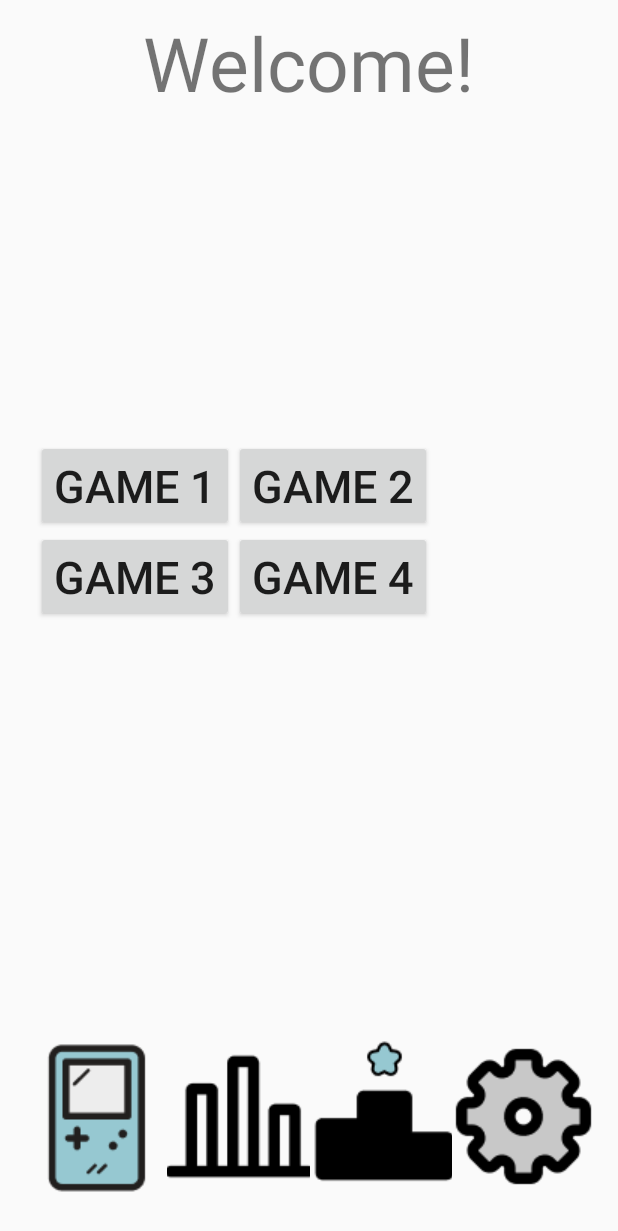
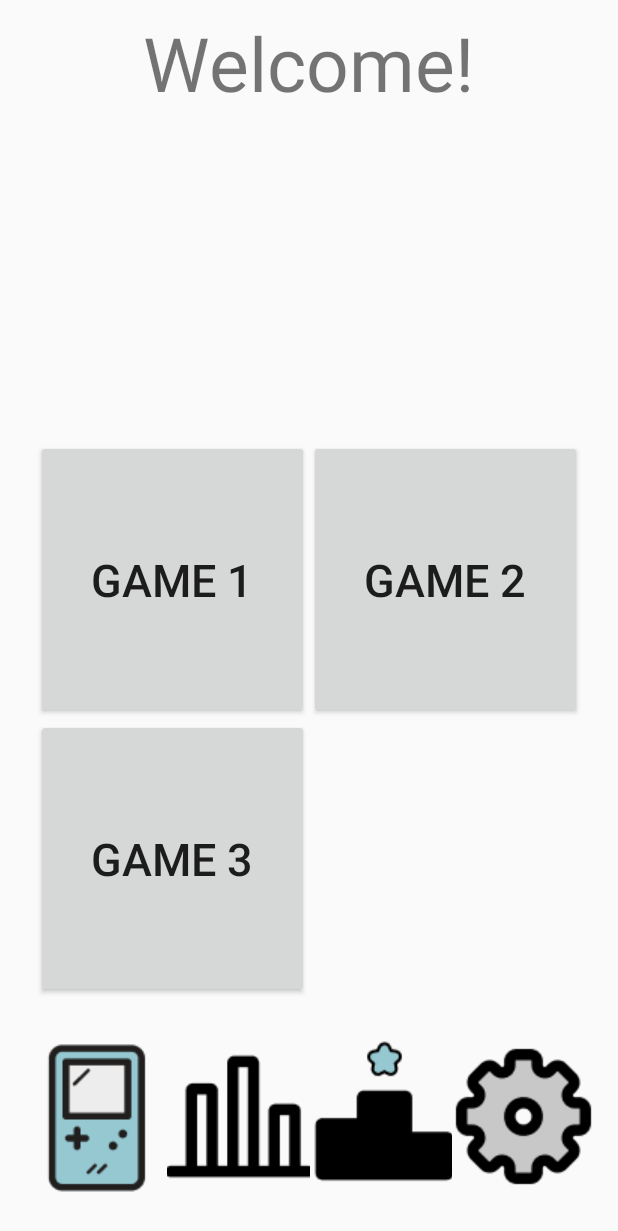
Before and after one commit to mMelnic/RetroByte-Blitz, an Android app built with Jetpack Compose: the fragment MiddleGamesFragment placed in its activity, on a phone screen of 412 x 824 dp. Shown: the top 1231 px of the screen. Run offline under Robolectric (Android 15) with nearby library versions, the phone set to English and light mode, and no system bars.

Commit message:
Modified the number of games in a category

```diff
--- a/app/src/main/java/hu/bme/aut/fvf13l/retrobyteblitz/fragments/menus/MiddleGamesFragment.kt
+++ b/app/src/main/java/hu/bme/aut/fvf13l/retrobyteblitz/fragments/menus/MiddleGamesFragment.kt
@@ -15,11 +15,11 @@ class MiddleGamesFragment : Fragment() {
     private val binding get() = _binding!!
 
     private val categoryGames = mapOf(
-        "Daily Exercises" to listOf("Game 1A", "Game 2A", "Game 3A", "Game 4A"),
-        "Logic" to listOf("Game 1B", "Sudoku", "Game 3B", "Game 4B"),
-        "Memory" to listOf("MemoryGame", "Drag", "Grid", "Card"),
-        "Calculation" to listOf("Calculation", "Sequence", "Number Of", "Moving Sum"),
-        "Visual" to listOf("Descending", "Game 2E", "Game 3E", "Game 4E")
+        "Daily Exercises" to listOf("Game 1A", "Game 2A", "Game 3A"),
+        "Logic" to listOf("Number Of", "Sudoku", "Game 3B"),
+        "Memory" to listOf("Colors", "Grid", "Card"),
+        "Calculation" to listOf("Calculation", "Sequence", "Moving Sum"),
+        "Visual" to listOf("Descending", "Game 2E", "Game 3E")
     )
 
     private var categoryName: String? = null
@@ -47,11 +47,10 @@ class MiddleGamesFragment : Fragment() {
 
         val games = categoryGames[categoryName] ?: emptyList()
 
-        if (games.size >= 4) {
+        if (games.size == 3) {
             binding.buttonGame1.text = games[0]
             binding.buttonGame2.text = games[1]
             binding.buttonGame3.text = games[2]
-            binding.buttonGame4.text = games[3]
         }
 
         return binding.root
@@ -73,10 +72,6 @@ class MiddleGamesFragment : Fragment() {
         binding.buttonGame3.setOnClickListener {
             launchGame(games[2])
         }
-
-        binding.buttonGame4.setOnClickListener {
-            launchGame(games[3])
-        }
     }
 
     private fun launchGame(gameName: String) {
@@ -95,9 +90,9 @@ class MiddleGamesFragment : Fragment() {
                 }
                 startActivity(intent)
             }
-            "MemoryGame" -> {
+            "Colors" -> {
                 val intent = Intent(requireContext(), GameActivity::class.java).apply {
-                    putExtra("GAME_NAME", "MemoryGame")
+                    putExtra("GAME_NAME", "Colors")
                     putExtra("TIME_LIMIT", 60000L)
                 }
                 startActivity(intent)
--- a/app/src/main/res/layout/fragment_middle_games.xml
+++ b/app/src/main/res/layout/fragment_middle_games.xml
@@ -1,7 +1,7 @@
 <?xml version="1.0" encoding="utf-8"?>
 <GridLayout xmlns:android="http://schemas.android.com/apk/res/android"
     android:layout_width="match_parent"
-    android:layout_height="wrap_content"
+    android:layout_height="match_parent"
     android:layout_weight="3"
     android:columnCount="2"
     android:padding="16dp"
@@ -9,29 +9,29 @@
 
     <Button
         android:id="@+id/buttonGame1"
-        android:layout_width="wrap_content"
-        android:layout_height="wrap_content"
+        android:layout_width="0dp"
+        android:layout_height="0dp"
+        android:layout_rowWeight="1"
+        android:layout_columnWeight="1"
         android:text="Game 1"
         android:textSize="30sp"/>
 
     <Button
         android:id="@+id/buttonGame2"
-        android:layout_width="wrap_content"
-        android:layout_height="wrap_content"
+        android:layout_width="0dp"
+        android:layout_height="0dp"
+        android:layout_rowWeight="1"
+        android:layout_columnWeight="1"
         android:text="Game 2"
         android:textSize="30sp"/>
 
     <Button
         android:id="@+id/buttonGame3"
-        android:layout_width="wrap_content"
-        android:layout_height="wrap_content"
+        android:layout_width="0dp"
+        android:layout_height="0dp"
+        android:layout_rowWeight="1"
+        android:layout_columnWeight="1"
         android:text="Game 3"
         android:textSize="30sp"/>
 
-    <Button
-        android:id="@+id/buttonGame4"
-        android:layout_width="wrap_content"
-        android:layout_height="wrap_content"
-        android:text="Game 4"
-        android:textSize="30sp"/>
 </GridLayout>
```
